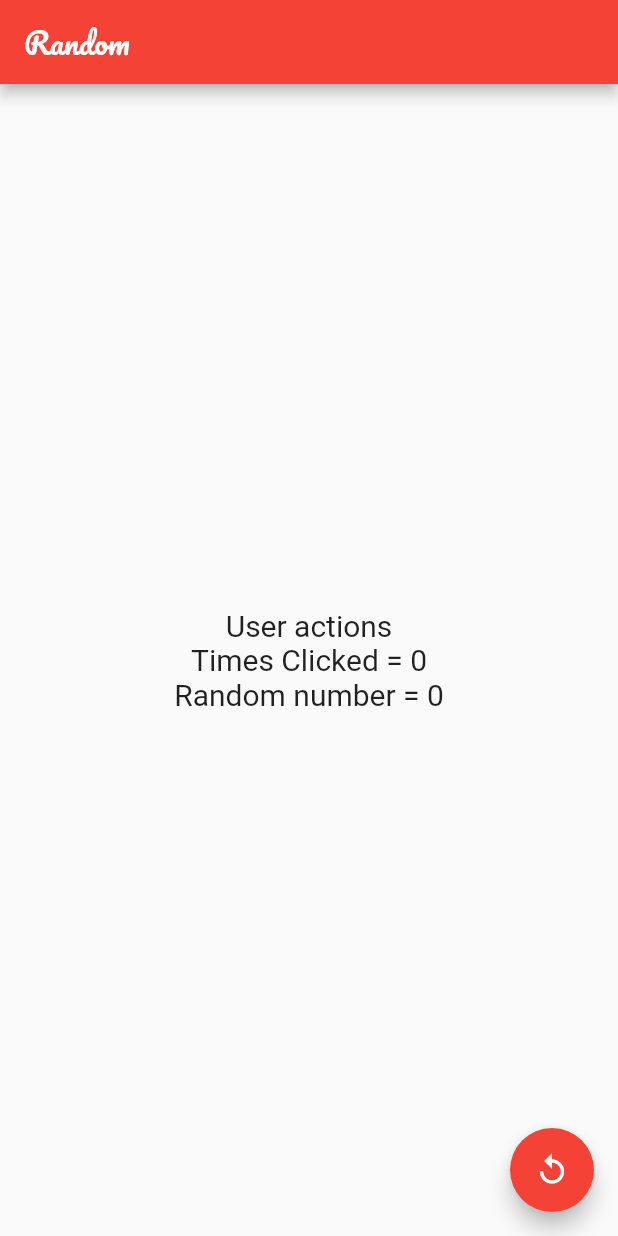
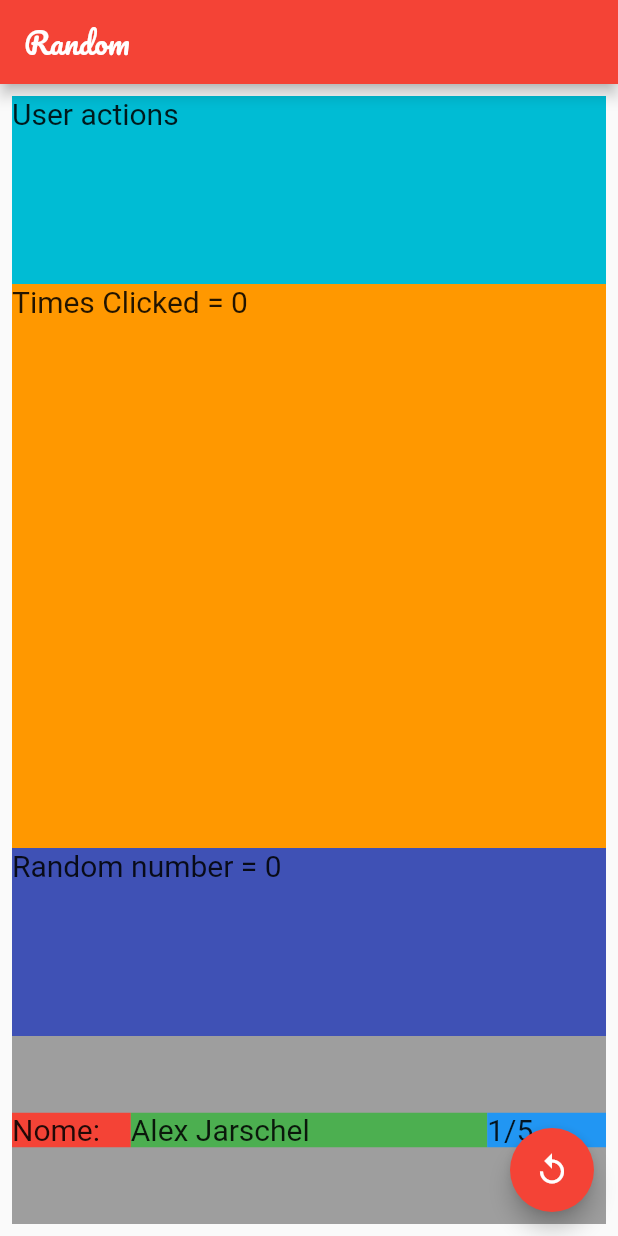
Before and after one commit to alexjarshel/trilhaApp-DIO, a Flutter app: the screen it shows after launch, on a phone screen of 412 x 824 dp. Run offline on Flutter 3.47's test engine with Material 2 defaults, Android fonts, the light colour scheme and no system bars; our stand-ins replace google_fonts; Roboto replaces fonts that are missing (Acme).

Commit message:
expanded

```diff
--- a/lib/page/home_page.dart
+++ b/lib/page/home_page.dart
@@ -23,23 +23,64 @@ class _HomePageState extends State<HomePage> {
       body: Container(
         //color: Colors.amber,
         width: double.infinity,
-        margin: const EdgeInsets.symmetric(horizontal: 8,vertical: 8),
+        margin: const EdgeInsets.symmetric(horizontal: 8, vertical: 8),
         child: Column(
-          mainAxisAlignment: MainAxisAlignment.center,
-          crossAxisAlignment: CrossAxisAlignment.center,
+          mainAxisAlignment: MainAxisAlignment.start,
+          crossAxisAlignment: CrossAxisAlignment.start,
           children: [
-            Text(
+            Expanded(
+                child: Container(
+              width: double.infinity,
+              color: Colors.cyan,
+              child: Text(
                 'User actions',
                 style: GoogleFonts.acme(fontSize: 20),
               ),
-            Text(
+            )),
+            Expanded(
+              flex: 3,
+                child: Container(
+              width: double.infinity,
+              color: Colors.orange,
+              child: Text(
                 'Times Clicked = ${clicks.toString()}',
                 style: GoogleFonts.acme(fontSize: 20),
               ),
-            Text(
+            )),
+            Expanded(
+                child: Container(
+              width: double.infinity,
+              color: Colors.indigo,
+              child: Text(
                 'Random number = ${randomNumber.toString()}',
                 style: GoogleFonts.acme(fontSize: 20),
               ),
+            )),
+            Expanded(
+                child: Container(
+              color: Colors.grey,
+              child: Row(
+                children: [
+                  Expanded(
+                      flex: 1,
+                      child: Container(
+                          color: Colors.red,
+                          child: Text('Nome:',
+                              style: GoogleFonts.acme(fontSize: 20)))),
+                  Expanded(
+                      flex: 3,
+                      child: Container(
+                          color: Colors.green,
+                          child: Text('Alex Jarschel',
+                              style: GoogleFonts.acme(fontSize: 20)))),
+                  Expanded(
+                      child: Container(
+                          color: Colors.blue,
+                          child: Text('1/5',
+                              style: GoogleFonts.acme(fontSize: 20)))),
+                ],
+              ),
+            ))
           ],
         ),
       ),
```
Lines whose indentation alone changed are shown as unchanged.
